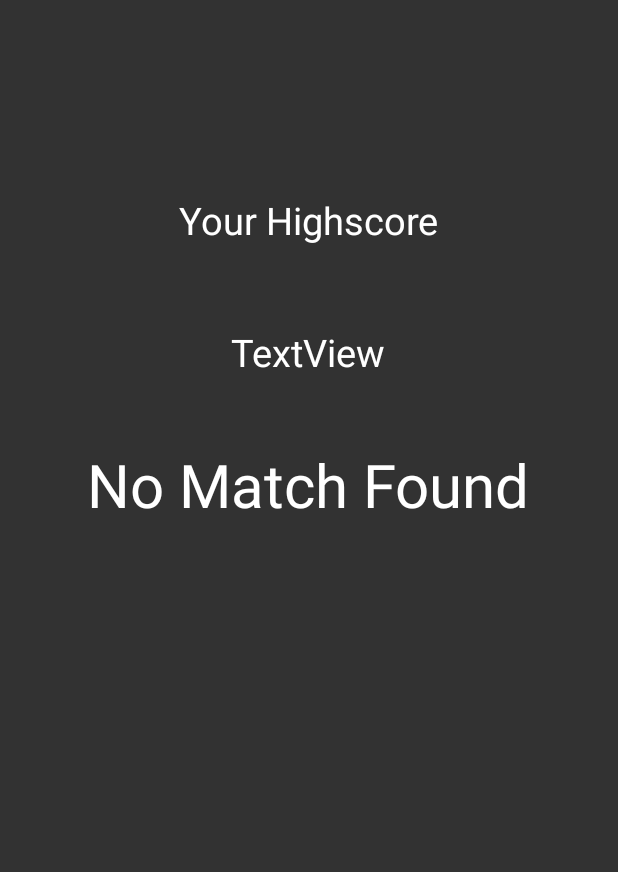
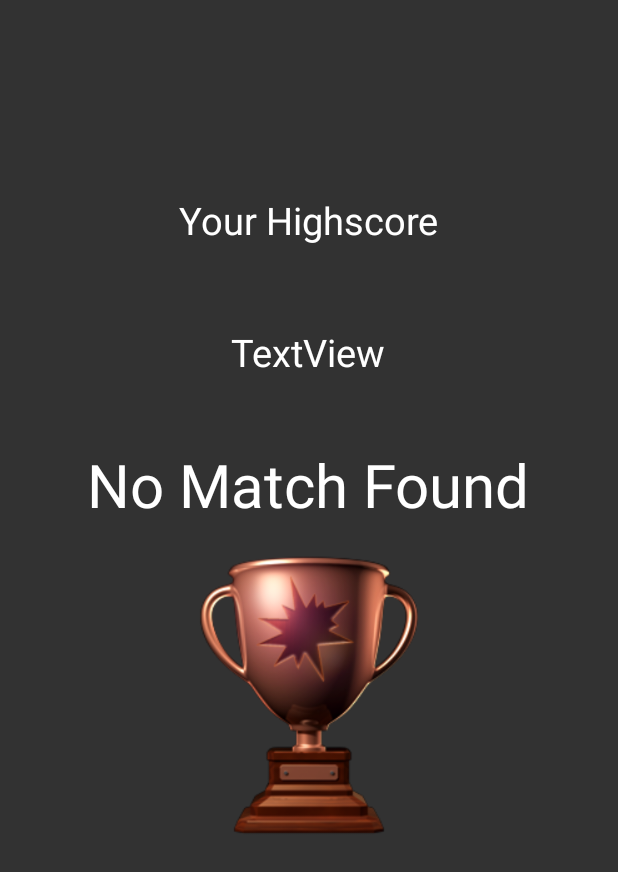
Before and after one commit to beetsbyninn/Beets, an Android app: the fragment ScoreFragment shown on its own in the app's theme, on a phone screen of 412 x 824 dp. Shown: the top 872 px of the screen. Run offline under Robolectric (Android 15) with nearby library versions, the phone set to English and light mode, and no system bars; 2 statements that could not run were skipped.

Commit message:
ScoreFragment ska testas

```diff
--- a/app/src/main/java/com/github/beetsbyninn/beets/GaugeFragment.java
+++ b/app/src/main/java/com/github/beetsbyninn/beets/GaugeFragment.java
@@ -56,7 +56,7 @@ public class GaugeFragment extends Fragment {
 
     /**
      * Sets the bar value.
-     * Author Ludwig Ninn
+     * Author Ludvig Ninn
      * @param score
      */
     public void updateScore(double score) {
@@ -71,7 +71,7 @@ public class GaugeFragment extends Fragment {
 
     /**
      * Button Listener. Have a pause and a start function.
-     * Author Ludwig Ninn
+     * Author Ludvig Ninn
      */
     private class ButtonPlayListener implements View.OnClickListener {
         @Override
--- a/app/src/main/java/com/github/beetsbyninn/beets/MainActivity.java
+++ b/app/src/main/java/com/github/beetsbyninn/beets/MainActivity.java
@@ -32,6 +32,8 @@ public class MainActivity extends AppCompatActivity {
     private boolean mBound = false;
     private BeetsServiceConnection mServiceConnection;
     private GaugeFragment gaugeFragment;
+
+
 
     private MusicPlayer mMusicPlayer;
     private boolean mIsplaying = false;
--- a/app/src/main/java/com/github/beetsbyninn/beets/ScoreFragment.java
+++ b/app/src/main/java/com/github/beetsbyninn/beets/ScoreFragment.java
@@ -8,6 +8,7 @@ import android.app.Fragment;
 import android.view.LayoutInflater;
 import android.view.View;
 import android.view.ViewGroup;
+import android.widget.ImageView;
 import android.widget.TextView;
 
 
@@ -17,6 +18,7 @@ import android.widget.TextView;
 public class ScoreFragment extends Fragment {
 
     private TextView tvSong, tvScore;
+    private ImageView ivThrophy;
 
     public ScoreFragment() {
         // Required empty public constructor
@@ -31,16 +33,26 @@ public class ScoreFragment extends Fragment {
         View view =  inflater.inflate(R.layout.fragment_score, container, false);
         tvSong = (TextView)view.findViewById(R.id.tvSongName);
         tvScore = (TextView)view.findViewById(R.id.tvStat);
+        ivThrophy = (ImageView)view.findViewById(R.id.ivTrophy);
         getScore();
         return view;
     }
 
     public void getScore () {
         StatsDB dbHandler = new StatsDB(getActivity());
-        Score score = dbHandler.getScore(productBox.getText().toString());
+        Score score = dbHandler.getScore("dance-with-me");
 
         if (score != null) {
             tvSong.setText(String.valueOf(score.getSong()));
+            if(score.getStat()<50){
+                ivThrophy.setImageResource(R.drawable.failtrophy);
+            }else if(score.getStat()>=50 && score.getStat()< 75){
+                ivThrophy.setImageResource(R.drawable.bronzetrophy);
+            }else if(score.getStat()>=75 && score.getStat()< 90){
+                ivThrophy.setImageResource(R.drawable.silvertrophy);
+            }else if(score.getStat()>=90 ){
+                ivThrophy.setImageResource(R.drawable.goldtrophy);
+            }
             ValueAnimator valueAnimator = ValueAnimator.ofInt(0, 100);
             valueAnimator.setDuration(2000);
             valueAnimator.addUpdateListener(new ValueAnimator.AnimatorUpdateListener() {
--- a/app/src/main/res/layout/fragment_score.xml
+++ b/app/src/main/res/layout/fragment_score.xml
@@ -1,4 +1,5 @@
 <RelativeLayout xmlns:android="http://schemas.android.com/apk/res/android"
+    xmlns:app="http://schemas.android.com/apk/res-auto"
     xmlns:tools="http://schemas.android.com/tools"
     android:layout_width="match_parent"
     android:layout_height="match_parent"
@@ -39,4 +40,14 @@
         android:layout_marginTop="129dp"
         android:layout_alignParentTop="true"
         android:layout_centerHorizontal="true" />
+
+    <ImageView
+        android:id="@+id/ivTrophy"
+        android:layout_width="200dp"
+        android:layout_height="200dp"
+        android:layout_below="@+id/tvStat"
+        android:layout_centerHorizontal="true"
+        android:layout_marginTop="12dp"
+        android:visibility="visible"
+        app:srcCompat="@drawable/bronzetrophy" />
 </RelativeLayout>
```
Also changed, not shown: app/src/main/res/drawable/bronzetrophy.PNG (added), app/src/main/res/drawable/failtrophy.png (added), app/src/main/res/drawable/goldtrophy.png (added), app/src/main/res/drawable/silvertrophy.png (added).
